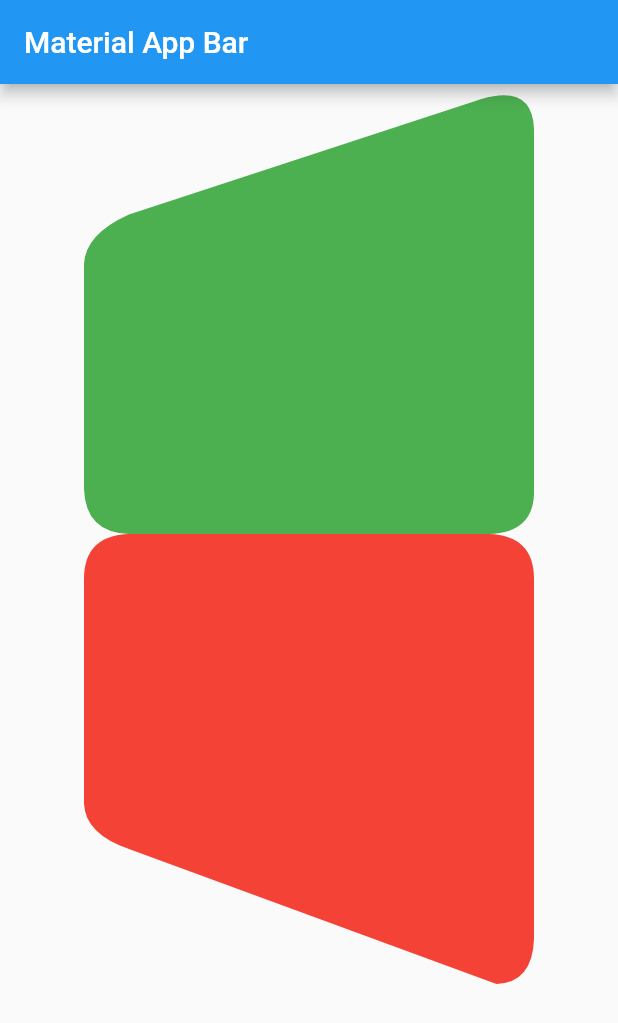
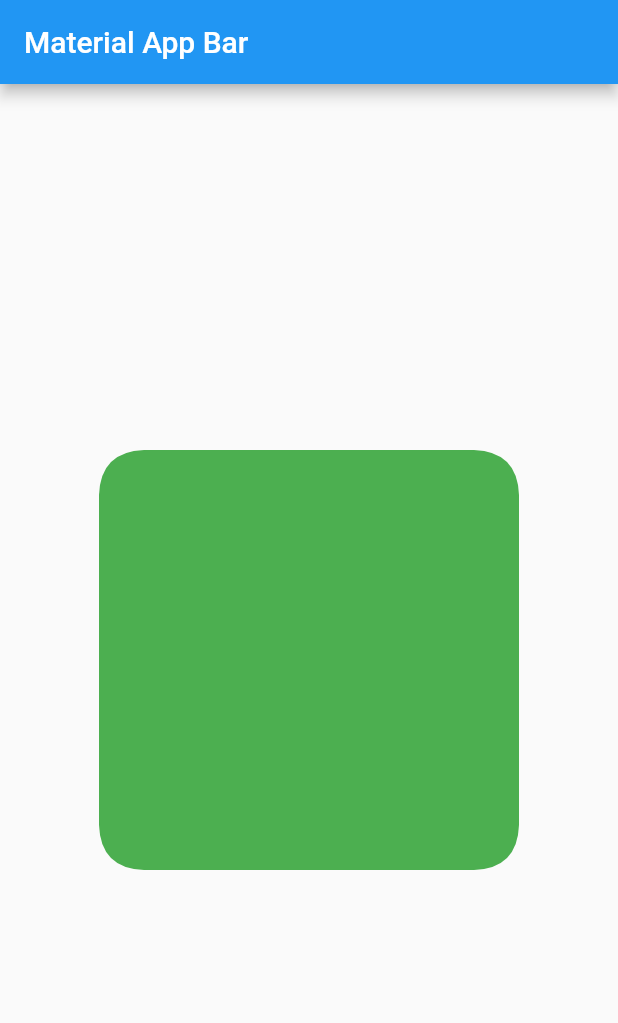
Before and after one commit to Israelzait/lab-widgets-utils, a Flutter app: the screen it shows after launch, on a phone screen of 412 x 824 dp. Shown: the top 1023 px of the screen. Run offline on Flutter 3.47's test engine with Material 2 defaults, Android fonts, the phone set to English and light mode, and no system bars.

Commit message:
Create a default rectangle with borders to create a custom diagonal

```diff
--- a/lib/customclipper/diagonal_clipper_box.dart
+++ b/lib/customclipper/diagonal_clipper_box.dart
@@ -1,4 +1,62 @@
 import 'package:flutter/material.dart';
+
+class DiagonalBox extends CustomClipper<Path> {
+  @override
+  Path getClip(Size size) {
+    final path = Path();
+    const curveDistance = 30.0; // TODO param
+
+    // initial point
+    // Left Line
+    // Bottom Left radius
+    // Bottom Line
+    // Bottom Right Radius
+    // Right Line
+    // Top Right Radius
+    // Top Line
+    // Top Left Radius
+
+    path.moveTo(0.0, curveDistance); // initial point
+    path.lineTo(0.0, size.height - curveDistance); // Left Line
+    path.quadraticBezierTo(1, size.height - 1, 0.0 + curveDistance, size.height); // Bottom Left radius
+    path.lineTo(size.width - curveDistance, size.height); // Bottom Line
+    path.quadraticBezierTo(
+        size.width - 1, size.height - 1, size.width, size.height - curveDistance); // Bottom Right Radius
+    path.lineTo(size.width, curveDistance); // Right Line
+    path.quadraticBezierTo(size.width - 1, 1, size.width - curveDistance, 0); // Top Right Radius
+    path.lineTo(curveDistance, 0); // Top Line
+    path.quadraticBezierTo(1, 1, 0, curveDistance); // Top Left Radius
+    return path;
+  }
+
+  @override
+  bool shouldReclip(CustomClipper<Path> oldClipper) => true;
+}
+
+class _XYPoints {
+
+  // initial point
+
+  // Left Line
+  // Bottom Left radius
+  // Bottom Line
+  // Bottom Right Radius
+  // Right Line
+  // Top Right Radius
+  // Top Line
+  // Top Left Radius
+}
+
+class DiagonalBoxBottomWithShadow extends CustomPainter {
+  @override
+  void paint(Canvas canvas, Size size) {
+    final Path path = DiagonalBoxBottomRight().getClip(size);
+    canvas.drawShadow(path, Colors.black, 10, false);
+  }
+
+  @override
+  bool shouldRepaint(CustomPainter oldDelegate) => true;
+}
 
 class DiagonalBoxTopRight extends CustomClipper<Path> {
   @override
@@ -7,13 +65,13 @@ class DiagonalBoxTopRight extends CustomClipper<Path> {
     const curveDistance = 30.0;
 
     path.moveTo(0, size.height * 0.4);
-    path.lineTo(0, size.height - curveDistance);
-    path.quadraticBezierTo(1, size.height - 1, 0 + curveDistance, size.height);
-    path.lineTo(size.width - curveDistance, size.height);
-    path.quadraticBezierTo(size.width + 1, size.height - 1, size.width, size.height - curveDistance);
-    path.lineTo(size.width, 0 + curveDistance);
-    path.quadraticBezierTo(size.width - 1, 0, size.width - curveDistance - 5, 0 + curveDistance / 3);
-    path.lineTo(curveDistance, size.height * 0.29);
+    path.lineTo(0, size.height - curveDistance); //left
+    path.quadraticBezierTo(1, size.height - 1, 0 + curveDistance, size.height); //bottom left
+    path.lineTo(size.width - curveDistance, size.height); // bottom
+    path.quadraticBezierTo(size.width + 1, size.height - 1, size.width, size.height - curveDistance); // bottom right
+    path.lineTo(size.width, 0 + curveDistance); // right
+    path.quadraticBezierTo(size.width - 1, 0, size.width - curveDistance - 5, 0 + curveDistance / 3); // top left
+    path.lineTo(curveDistance, size.height * 0.29); //diagonal
     path.quadraticBezierTo(1, (size.height * 0.30) + 10, 0, size.height * 0.4);
 
     return path;
@@ -35,8 +93,8 @@ class DiagonalBoxBottomRight extends CustomClipper<Path> {
     path.lineTo(0, size.height * 0.7 - curveDistance); // line left
     path.quadraticBezierTo(
         1, size.height * 0.7 - curveDistance / 3, 0 + curveDistance, size.height * 0.7); // Border bottom left
-    path.lineTo(size.width - curveDistance + 5, size.height); // diagonal !!5!!
-    path.quadraticBezierTo(size.width - 1, size.height - 1, size.width, size.height - curveDistance); // bottom right
+    path.lineTo(size.width - (curveDistance - 5), size.height); // diagonal !!5!!
+    path.quadraticBezierTo(size.width, size.height, size.width, size.height - curveDistance + 5); // bottom right
     path.lineTo(size.width, curveDistance); // right
     path.quadraticBezierTo(size.width, 1, size.width - curveDistance, 0); // top right
     path.lineTo(curveDistance, 0); // top
--- a/lib/pages/diagonal_box_page.dart
+++ b/lib/pages/diagonal_box_page.dart
@@ -6,32 +6,50 @@ class DiagonalBoxPage extends StatelessWidget {
 
   @override
   Widget build(BuildContext context) {
-    final size = 300.0;
+    final size = 280.0;
     return SafeArea(
-      child: Column(
+      child: Center(
+        child: ClipPath(
+          clipper: DiagonalBox(),
+          child: Container(
+            //padding: EdgeInsets.all(25),
+            width: size,
+            height: size,
+            color: Colors.green,
+          ),
+        ),
+      ),
+    );
+  }
+}
+
+/*Column(
         children: [
+          SizedBox(height: 20),
           ClipPath(
-            clipper: DiagonalBoxTopRight(),
+            clipper: DiagonalBox(),
             child: Container(
+              //padding: EdgeInsets.all(25),
               width: size,
               height: size,
               color: Colors.green,
             ),
           ),
+          SizedBox(height: 20),
           Container(
             child: Center(
-              child: ClipPath(
-                clipper: DiagonalBoxBottomRight(),
-                child: Container(
-                  width: size,
-                  height: size,
-                  color: Colors.red,
+              child: CustomPaint(
+                painter: DiagonalBoxBottomWithShadow(),
+                child: ClipPath(
+                  clipper: DiagonalBoxBottomRight(),
+                  child: Container(
+                    width: size,
+                    height: size,
+                    color: Colors.white,
+                  ),
                 ),
               ),
             ),
           ),
         ],
-      ),
-    );
-  }
-}
+      ),*/
```
